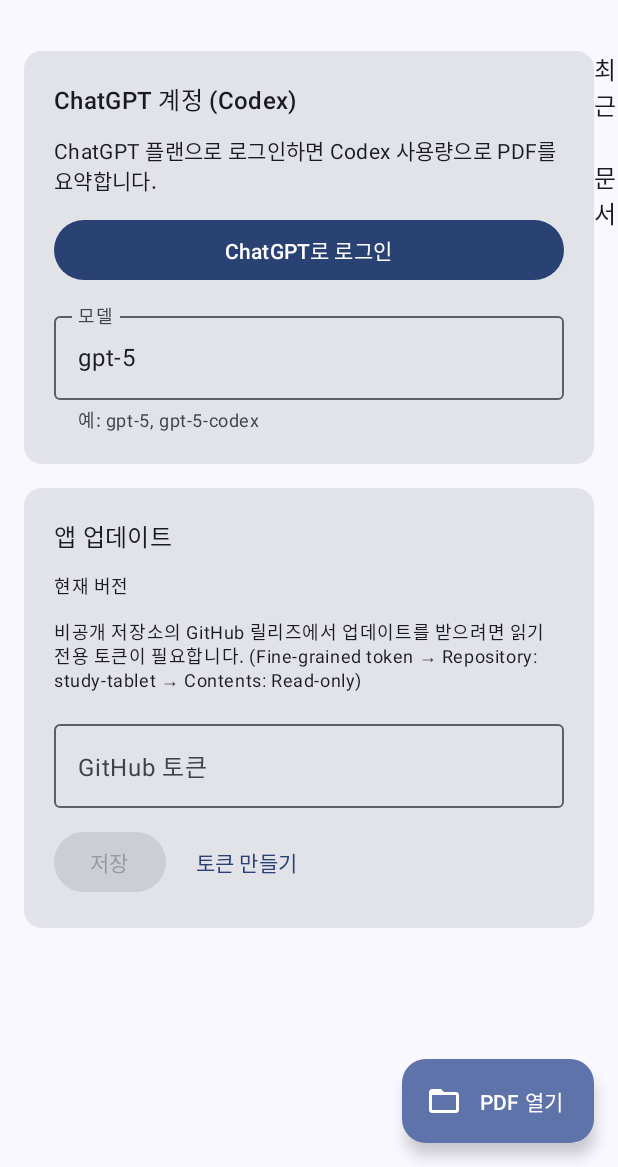
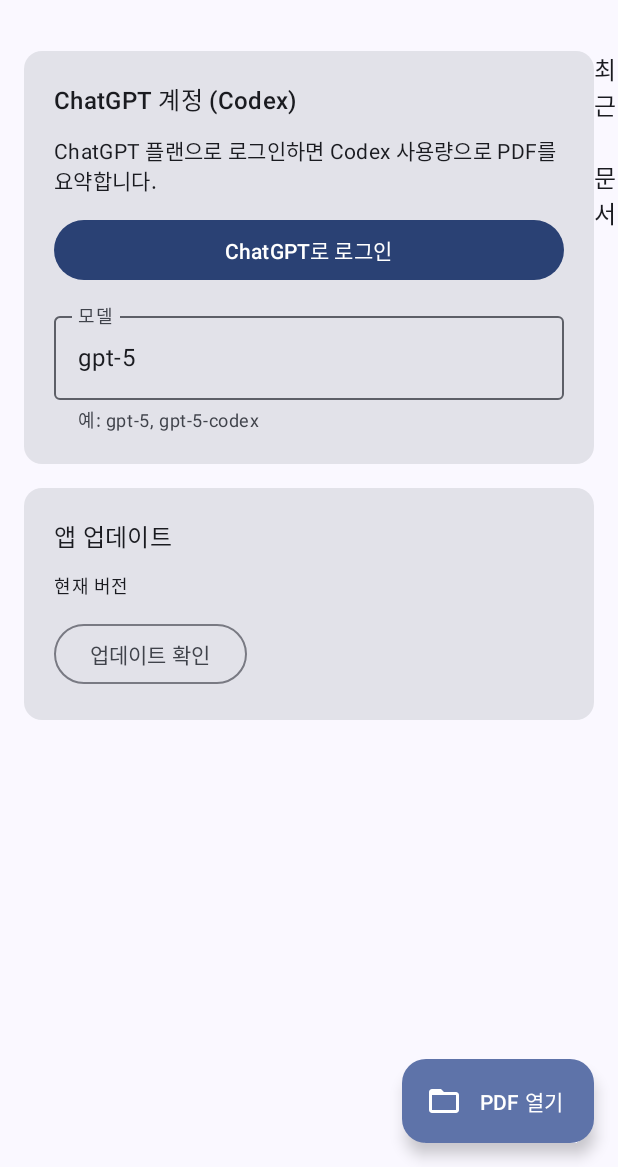
Before and after one commit to q09009/study-tablet, an Android app built with Jetpack Compose: the screen it shows after launch (MainActivity), on a phone screen of 412 x 824 dp, the part 69-1236 px from its top. Run offline under Robolectric (Android 15) with nearby library versions, the phone set to English and light mode, and no system bars; libraries missing offline, so code that uses them is left out: com.tom_roush.pdfbox; 1 statement that could not run was skipped.

Commit message:
Updates: use public releases, drop GitHub token
Co-authored-by: Copilot App <223556219+Copilot@users.noreply.github.com>

```diff
--- a/app/src/main/java/com/q09009/studytablet/ui/AppViewModel.kt
+++ b/app/src/main/java/com/q09009/studytablet/ui/AppViewModel.kt
@@ -9,7 +9,6 @@ import com.q09009.studytablet.ai.CodexClient
 import com.q09009.studytablet.ai.PdfSummarizer
 import com.q09009.studytablet.auth.CodexAuth
 import com.q09009.studytablet.data.RecentDoc
-import com.q09009.studytablet.data.SecretStore
 import com.q09009.studytablet.data.Store
 import com.q09009.studytablet.update.ReleaseInfo
 import com.q09009.studytablet.update.Updater
@@ -63,36 +62,21 @@ class AppViewModel(app: Application) : AndroidViewModel(app) {
     private var summaryJob: Job? = null
 
     val updater = Updater(app, http)
-    private val ghToken = SecretStore(app, "github_token")
-    val hasGhToken = ghToken.value
     private val _update = MutableStateFlow(UpdateState())
     val update: StateFlow<UpdateState> = _update
     private var updateJob: Job? = null
 
     init {
         if (account.value != null) refreshUsage()
-        if (ghToken.value.value != null) checkUpdate(silent = true)
-    }
-
-    fun saveGhToken(raw: String) {
-        val token = raw.trim()
-        if (token.isEmpty()) return
-        ghToken.save(token)
-        checkUpdate()
-    }
-
-    fun removeGhToken() {
-        ghToken.clear()
-        _update.value = UpdateState()
+        checkUpdate(silent = true)
     }
 
     fun checkUpdate(silent: Boolean = false) {
-        val token = ghToken.value.value ?: return
         if (updateJob?.isActive == true) return
         updateJob = viewModelScope.launch {
             _update.value = UpdateState(checking = true)
             _update.value = try {
-                val r = updater.latest(token)
+                val r = updater.latest()
                 UpdateState(release = r.takeIf(updater::isNewer), upToDate = !updater.isNewer(r))
             } catch (e: CancellationException) {
                 throw e
@@ -104,14 +88,13 @@ class AppViewModel(app: Application) : AndroidViewModel(app) {
 
     /** Returns false when the user must first allow installs from this app. */
     fun installUpdate(): Boolean {
-        val token = ghToken.value.value ?: return true
         val release = _update.value.release ?: return true
         if (!updater.canInstall()) return false
         if (updateJob?.isActive == true) return true
         updateJob = viewModelScope.launch {
             _update.update { it.copy(progress = 0f, error = null) }
             try {
-                val apk = updater.download(token, release) { p -> _update.update { it.copy(progress = p) } }
+                val apk = updater.download(release) { p -> _update.update { it.copy(progress = p) } }
                 updater.install(apk)
                 _update.update { it.copy(progress = null) }
             } catch (e: CancellationException) {
--- a/app/src/main/java/com/q09009/studytablet/ui/UpdateCard.kt
+++ b/app/src/main/java/com/q09009/studytablet/ui/UpdateCard.kt
@@ -20,58 +20,24 @@ import androidx.compose.material3.Icon
 import androidx.compose.material3.LinearProgressIndicator
 import androidx.compose.material3.MaterialTheme
 import androidx.compose.material3.OutlinedButton
-import androidx.compose.material3.OutlinedTextField
 import androidx.compose.material3.Text
-import androidx.compose.material3.TextButton
 import androidx.compose.runtime.Composable
 import androidx.compose.runtime.collectAsState
 import androidx.compose.runtime.getValue
-import androidx.compose.runtime.mutableStateOf
-import androidx.compose.runtime.remember
-import androidx.compose.runtime.setValue
 import androidx.compose.ui.Alignment
 import androidx.compose.ui.Modifier
 import androidx.compose.ui.platform.LocalContext
-import androidx.compose.ui.text.input.PasswordVisualTransformation
 import androidx.compose.ui.unit.dp
 
 @Composable
 fun UpdateCard(vm: AppViewModel, modifier: Modifier = Modifier) {
-    val token by vm.hasGhToken.collectAsState()
     val s by vm.update.collectAsState()
     val context = LocalContext.current
-    var tokenText by remember { mutableStateOf("") }
 
     Card(modifier) {
         Column(Modifier.padding(20.dp), verticalArrangement = Arrangement.spacedBy(12.dp)) {
             Text("앱 업데이트", style = MaterialTheme.typography.titleMedium)
             Text("현재 버전 ${vm.updater.currentVersion}", style = MaterialTheme.typography.bodySmall)
-
-            if (token == null) {
-                Text(
-                    "비공개 저장소의 GitHub 릴리즈에서 업데이트를 받으려면 읽기 전용 토큰이 필요합니다. " +
-                        "(Fine-grained token → Repository: study-tablet → Contents: Read-only)",
-                    style = MaterialTheme.typography.bodySmall,
-                )
-                OutlinedTextField(
-                    value = tokenText,
-                    onValueChange = { tokenText = it },
-                    label = { Text("GitHub 토큰") },
-                    singleLine = true,
-                    visualTransformation = PasswordVisualTransformation(),
-                    modifier = Modifier.fillMaxWidth(),
-                )
-                Row(horizontalArrangement = Arrangement.spacedBy(8.dp)) {
-                    Button(onClick = { vm.saveGhToken(tokenText); tokenText = "" }, enabled = tokenText.isNotBlank()) {
-                        Text("저장")
-                    }
-                    TextButton(onClick = {
-                        context.startActivity(Intent(Intent.ACTION_VIEW,
-                            Uri.parse("https://github.com/settings/personal-access-tokens/new")))
-                    }) { Text("토큰 만들기") }
-                }
-                return@Column
-            }
 
             val release = s.release
             when {
@@ -114,7 +80,6 @@ fun UpdateCard(vm: AppViewModel, modifier: Modifier = Modifier) {
                 OutlinedButton(onClick = { vm.checkUpdate() }, enabled = !s.checking && s.progress == null) {
                     Text("업데이트 확인")
                 }
-                TextButton(onClick = vm::removeGhToken) { Text("토큰 삭제") }
             }
         }
     }
```
Also changed, not shown: app/src/main/java/com/q09009/studytablet/data/SecretStore.kt (deleted, +0 -62 lines), app/src/main/java/com/q09009/studytablet/update/Updater.kt (+7 -15 lines), 1 other file.
